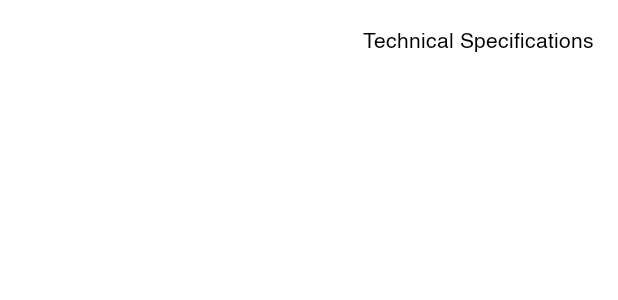
After one commit to alisamadzadeh46/ecommerce, an Android app: the layout item_property_product.xml on its own in the app's theme, with its tools: preview values and no code run, on a phone screen of 412 x 824 dp. The commit adds this screen. Shown: the top 300 px of the screen. Run offline under Robolectric (Android 15) with nearby library versions, the phone set to English and light mode, and no system bars.

Commit message:
end Property Product

```diff
--- a/eccomerce/app/src/main/java/com/example/ecommerce/utils/App.kt
+++ b/eccomerce/app/src/main/java/com/example/ecommerce/utils/App.kt
@@ -3,12 +3,14 @@ package com.example.ecommerce.utils
 import android.app.Application
 import com.example.ecommerce.model.Amazing
 import com.example.ecommerce.model.Category
+import com.example.ecommerce.model.Property
 import com.example.ecommerce.network.client
 import com.example.ecommerce.repository.*
 import com.example.ecommerce.repository.datasource.*
 import com.example.ecommerce.repository.impl.*
 import com.example.ecommerce.ui.adapter.AmazingAdapter
 import com.example.ecommerce.ui.adapter.CategoryAdapter
+import com.example.ecommerce.ui.adapter.PropertyProductAdapter
 import com.example.ecommerce.ui.fragment.home.ImageLoading
 import com.example.ecommerce.viewmodel.DetailProductViewModel
 import com.example.ecommerce.viewmodel.HomeViewModel
@@ -41,6 +43,7 @@ class App : Application() {
             }
             factory { (category: List<Category>) -> CategoryAdapter(category, get()) }
             factory { (amazing: List<Amazing>) -> AmazingAdapter(amazing, get()) }
+            factory { (property: List<Property>) -> PropertyProductAdapter(property) }
             factory<AmazingRepository> { AmazingRepositoryImpl(RemoteAmazingDataSource(get())) }
             factory<DetailProductRepository> {
                 DetailProductRepositorylmpl(
--- a/eccomerce/app/src/main/java/com/example/ecommerce/viewmodel/PropertyProductViewModel.kt
+++ b/eccomerce/app/src/main/java/com/example/ecommerce/viewmodel/PropertyProductViewModel.kt
@@ -6,6 +6,7 @@ import com.example.ecommerce.model.Property
 import com.example.ecommerce.repository.PropertyProductRepository
 import com.example.ecommerce.utils.BaseViewModel
 import com.example.ecommerce.utils.Observer
+import com.example.ecommerce.utils.singleHelper
 
 class PropertyProductViewModel(
     propertyProductRepository: PropertyProductRepository,
@@ -19,6 +20,7 @@ class PropertyProductViewModel(
         progressbarLiveData.value = true
         propertyProductIdLiveData.value = id
         propertyProductRepository.propertyProduct(propertyProductIdLiveData.value!!)
+            .singleHelper()
             .doFinally {
                 progressbarLiveData.value = false
             }
--- /dev/null
+++ b/eccomerce/app/src/main/res/layout/item_property_product.xml
@@ -0,0 +1,18 @@
+<?xml version="1.0" encoding="utf-8"?>
+<androidx.constraintlayout.widget.ConstraintLayout xmlns:android="http://schemas.android.com/apk/res/android"
+    xmlns:app="http://schemas.android.com/apk/res-auto"
+    android:layout_width="match_parent"
+    android:layout_height="wrap_content"
+    android:layoutDirection="ltr"
+    android:padding="16dp">
+
+    <TextView
+        android:id="@+id/text_title"
+        android:layout_width="wrap_content"
+        android:layout_height="wrap_content"
+        android:textColor="@color/black"
+        android:text="@string/technical_specifications"
+        app:layout_constraintEnd_toEndOf="parent"
+        app:layout_constraintTop_toTopOf="parent" />
+
+</androidx.constraintlayout.widget.ConstraintLayout>
```
Also changed, not shown: eccomerce/app/src/main/java/com/example/ecommerce/ui/adapter/PropertyProductAdapter.kt (added, +72 -0 lines), eccomerce/app/src/main/java/com/example/ecommerce/ui/fragment/detail/DetailProductFragment.kt (+8 -8 lines), eccomerce/app/src/main/java/com/example/ecommerce/ui/fragment/detail/PropertyFragment.kt (+21 -0 lines), eccomerce/app/src/main/res/layout/item_property_product_child.xml (added, +38 -0 lines).
